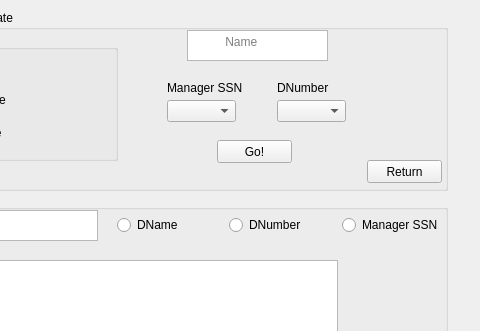
Qt form department.ui (Umneiah/PharmaCompany) before a commit; both pictures show x 93 to 573 and y 0 to 331 of the 573 by 456 pixel window.
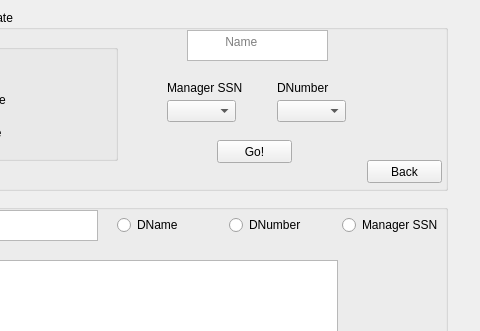
The same form after that commit.

Commit message: change button name

Patch:
```diff
--- a/department.ui
+++ b/department.ui
@@ -132,7 +132,7 @@
      </rect>
     </property>
     <property name="text">
-     <string>Return</string>
+     <string>Back</string>
     </property>
    </widget>
    <widget class="QLabel" name="LSSN">
```
